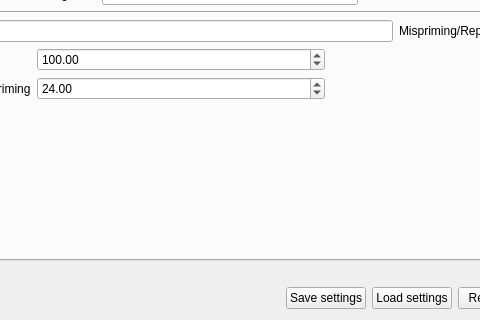
First picture: the form in src/plugins_3rdparty/primer3/src/Primer3Dialog.ui, repository violethaze74/ugene, before the edit; both pictures show x 564 to 1044 and y 494 to 814 of the 1199 by 814 pixel window.
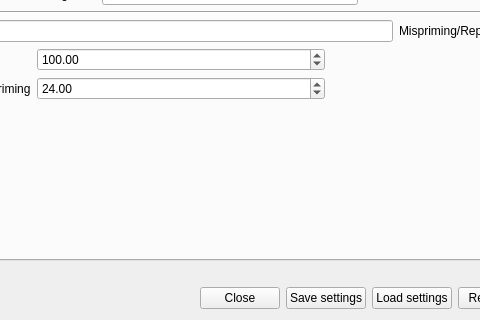
Second picture: the form after the edit.

Diff of the .ui file:
```diff
--- a/src/plugins_3rdparty/primer3/src/Primer3Dialog.ui
+++ b/src/plugins_3rdparty/primer3/src/Primer3Dialog.ui
@@ -6425,6 +6425,13 @@
        </property>
       </spacer>
      </item>
+     <item>
+      <widget class="QPushButton" name="closeButton">
+       <property name="text">
+        <string>Close</string>
+       </property>
+      </widget>
+     </item>
      <item>
       <widget class="QPushButton" name="saveSettingsButton">
        <property name="text">
```
